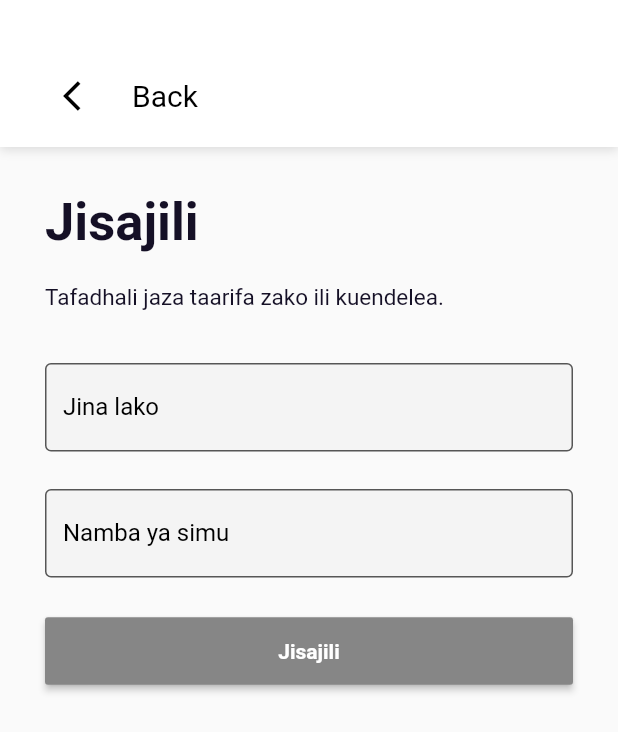
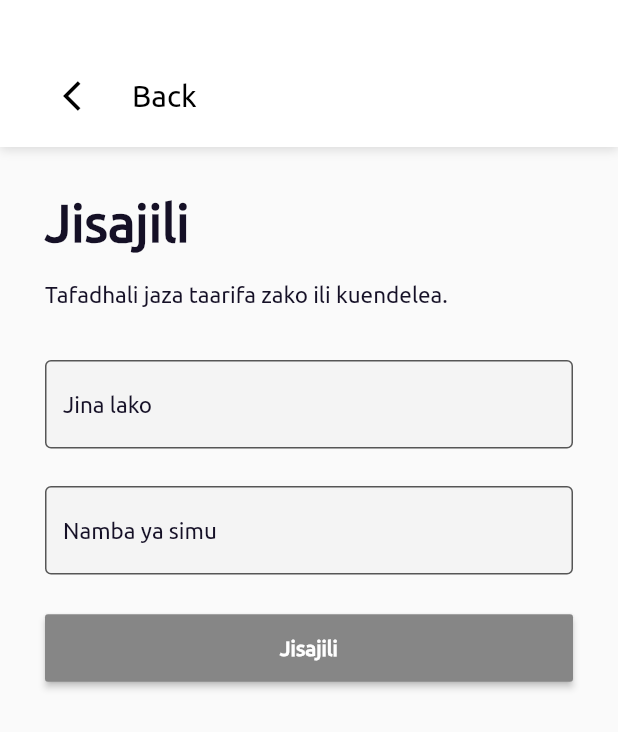
Before and after one commit to lusajo143/Samaki-flutter-app, a Flutter app: the screen it shows after launch, in the side drawer, after a tap on "Jisajili", on a phone screen of 412 x 824 dp. Shown: the top 732 px of the screen. Run offline on Flutter 3.47's test engine with Material 2 defaults, Android fonts, the phone set to English and light mode, and no system bars; our stand-ins replace flutter_svg; network calls fail.

```diff
--- a/lib/Before/Home.dart
+++ b/lib/Before/Home.dart
@@ -81,9 +81,10 @@
                 )
               ]
             ),
-            child: const TextField(
+            child: TextField(
                 decoration: InputDecoration(
                   hintText: "Tafuta",
+                  hintStyle: Theme.of(context).textTheme.bodyText1,
                   enabledBorder: InputBorder.none,
                   focusedBorder: InputBorder.none,
                 ),
--- a/lib/Before/SignUp.dart
+++ b/lib/Before/SignUp.dart
@@ -44,7 +44,8 @@
                 Container(
                   child: const Text(
                     "Back",
-                    style: TextStyle(fontSize: 20, color: Colors.black),
+                    style: TextStyle(fontSize: 20, color: Colors.black,
+                    fontFamily: 'Ubuntu'),
                   ),
                   padding: const EdgeInsets.fromLTRB(10, 0, 0, 0),
                 )
@@ -57,35 +58,38 @@
               children: [
                 Container(
                   alignment: Alignment.centerLeft,
-                  child: const Text(
+                  child: Text(
                     "Jisajili",
-                    style: TextStyle(fontWeight: FontWeight.bold, fontSize: 35),
+                    style: Theme.of(context).textTheme.headline1,
                   ),
                 ),
                 Container(
                   alignment: Alignment.centerLeft,
                   padding: const EdgeInsets.fromLTRB(0, 20, 0, 10),
-                  child: const Text(
+                  child: Text(
                     "Tafadhali jaza taarifa zako ili kuendelea.",
+                    style: Theme.of(context).textTheme.bodyText1,
                   ),
                 ),
                 const SizedBox(
                   height: 25,
                 ),
-                const TextField(
+                 TextField(
                   decoration: InputDecoration(
-                    enabledBorder: OutlineInputBorder(
+                    enabledBorder: const OutlineInputBorder(
                         borderSide: BorderSide(
                       color: Color.fromRGBO(86, 86, 86, 100),
                     )),
-                    focusedBorder: OutlineInputBorder(
+                    focusedBorder: const OutlineInputBorder(
                         borderSide: BorderSide(
                       color: Colors.black,
                     )),
-                    labelStyle: TextStyle(color: Colors.black),
-                    fillColor: Color.fromRGBO(238, 238, 238, 0.5),
+                    labelStyle: const TextStyle(color: Colors.black,),
+                    hintStyle: Theme.of(context).textTheme.bodyText1,
+                    fillColor: const Color.fromRGBO(238, 238, 238, 0.5),
                     hintText: "e.g Jon Doe",
-                    label: Text("Jina lako"),
+                    label: Text("Jina lako",
+                    style: Theme.of(context).textTheme.bodyText1,),
                     filled: true,
                   ),
                   keyboardType: TextInputType.text,
@@ -93,20 +97,22 @@
                 const SizedBox(
                   height: 25,
                 ),
-                const TextField(
+                TextField(
                   decoration: InputDecoration(
-                    enabledBorder: OutlineInputBorder(
+                    enabledBorder: const OutlineInputBorder(
                         borderSide: BorderSide(
                       color: Color.fromRGBO(86, 86, 86, 100),
                     )),
-                    focusedBorder: OutlineInputBorder(
+                    focusedBorder: const OutlineInputBorder(
                         borderSide: BorderSide(
                       color: Colors.black,
                     )),
-                    labelStyle: TextStyle(color: Colors.black),
-                    fillColor: Color.fromRGBO(238, 238, 238, 0.5),
+                    labelStyle: const TextStyle(color: Colors.black),
+                    fillColor: const Color.fromRGBO(238, 238, 238, 0.5),
                     hintText: "e.g +255744851335",
-                    label: Text("Namba ya simu"),
+                    hintStyle: Theme.of(context).textTheme.bodyText1,
+                    label: Text("Namba ya simu",
+                    style: Theme.of(context).textTheme.bodyText1,),
                     filled: true,
                   ),
                   keyboardType: TextInputType.phone,
@@ -118,7 +124,10 @@
                   width: double.infinity,
                   child: ElevatedButton(
                     onPressed: () {},
-                    child: const Text("Jisajili"),
+                    child: const Text("Jisajili",
+                    style: TextStyle(
+                      fontFamily: 'Ubuntu'
+                    ),),
                     style: raisedButtonStyle,
                   ),
                 )
```
Also changed, not shown: lib/main.dart (+1 -85 lines).
